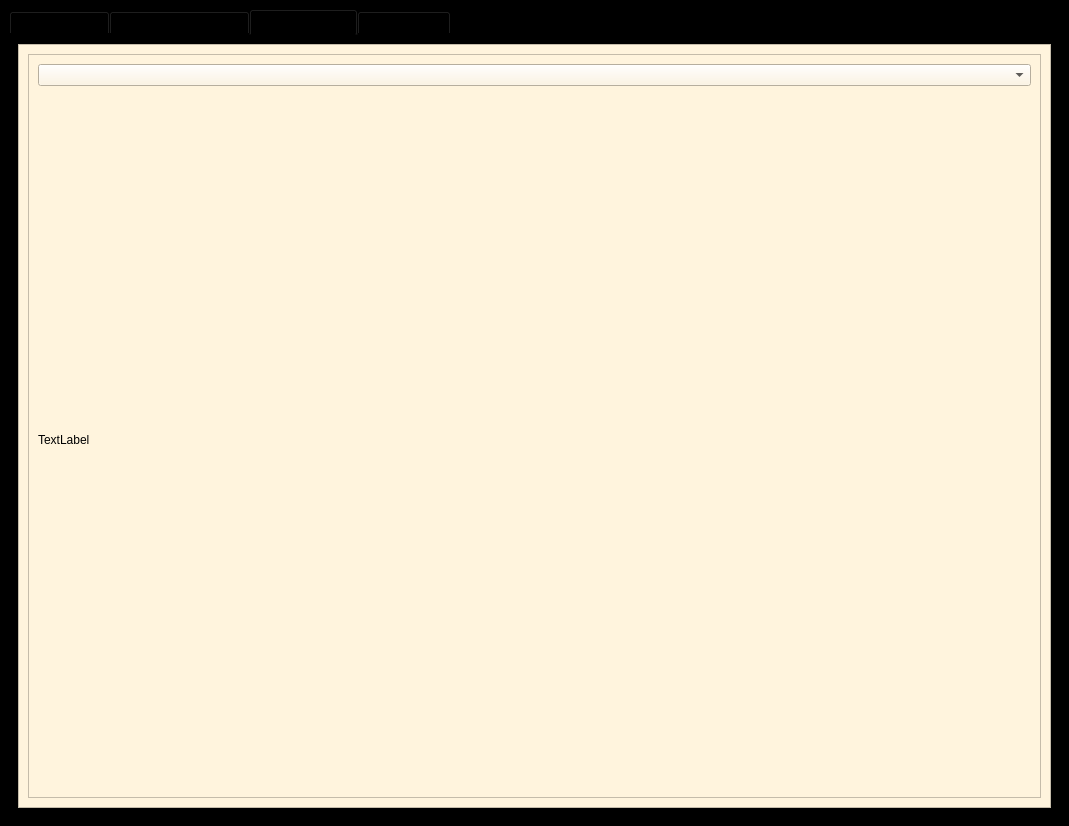
The window that main.ui (semihsevinc/HEPP) describes before a commit, drawn with Qt 5.
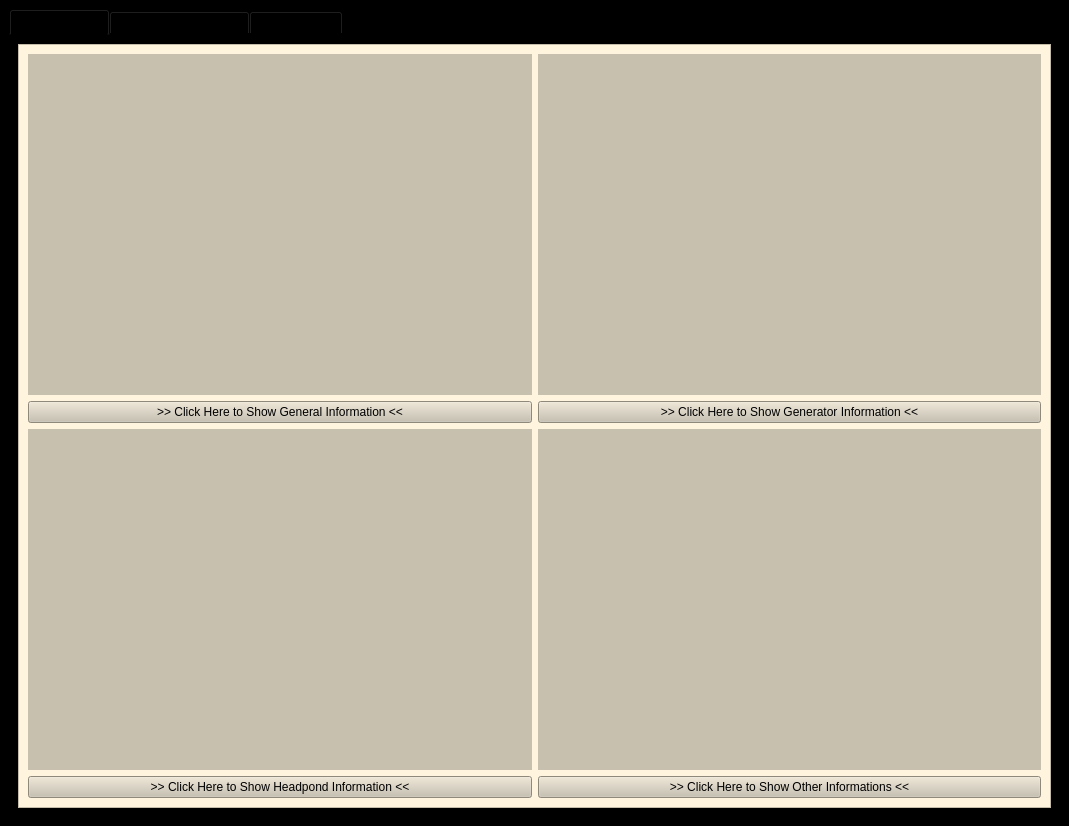
The same window after the commit. The open tabs and pages were chosen to show the change.

Diff of the .ui file:
```diff
--- a/main.ui
+++ b/main.ui
@@ -83,7 +83,7 @@
 font: 75 12pt &quot;Times New Roman&quot;;</string>
              </property>
              <property name="text">
-              <string>&gt; Click Here to Show Generator Information &lt;</string>
+              <string>&gt;&gt; Click Here to Show Generator Information &lt;&lt;</string>
              </property>
             </widget>
            </item>
@@ -124,7 +124,7 @@
 font: 75 12pt &quot;Times New Roman&quot;;</string>
              </property>
              <property name="text">
-              <string>&gt; Click Here to Show General Information &lt;</string>
+              <string>&gt;&gt; Click Here to Show General Information &lt;&lt;</string>
              </property>
             </widget>
            </item>
@@ -135,7 +135,7 @@
 font: 75 12pt &quot;Times New Roman&quot;;</string>
              </property>
              <property name="text">
-              <string>&gt; Click Here to Show Headpond Information &lt;</string>
+              <string>&gt;&gt; Click Here to Show Headpond Information &lt;&lt;</string>
              </property>
             </widget>
            </item>
@@ -156,7 +156,7 @@
 font: 75 12pt &quot;Times New Roman&quot;;</string>
              </property>
              <property name="text">
-              <string>&gt; Click Here to Show Other Informations &lt;</string>
+              <string>&gt;&gt; Click Here to Show Other Informations &lt;&lt;</string>
              </property>
             </widget>
            </item>
@@ -690,50 +690,6 @@
         </item>
        </layout>
       </widget>
-      <widget class="QWidget" name="tab_schemes">
-       <attribute name="title">
-        <string>     Schemes     </string>
-       </attribute>
-       <layout class="QHBoxLayout" name="horizontalLayout_2">
-        <item>
-         <widget class="QFrame" name="frame_5">
-          <property name="styleSheet">
-           <string notr="true">background-color: rgb(255, 244, 221);</string>
-          </property>
-          <property name="frameShape">
-           <enum>QFrame::StyledPanel</enum>
-          </property>
-          <property name="frameShadow">
-           <enum>QFrame::Raised</enum>
-          </property>
-          <layout class="QVBoxLayout" name="verticalLayout_5">
-           <item>
-            <widget class="QFrame" name="frame">
-             <property name="frameShape">
-              <enum>QFrame::StyledPanel</enum>
-             </property>
-             <property name="frameShadow">
-              <enum>QFrame::Raised</enum>
-             </property>
-             <layout class="QVBoxLayout" name="verticalLayout_6">
-              <item>
-               <widget class="QComboBox" name="comboBox_scheme"/>
-              </item>
-              <item>
-               <widget class="QLabel" name="label_scheme">
-                <property name="text">
-                 <string>TextLabel</string>
-                </property>
-               </widget>
-              </item>
-             </layout>
-            </widget>
-           </item>
-          </layout>
-         </widget>
-        </item>
-       </layout>
-      </widget>
       <widget class="QWidget" name="tab_trends">
        <attribute name="title">
         <string>     Trends     </string>
```
Left out of the diff: 34 changed lines with no effect on the pictures.
